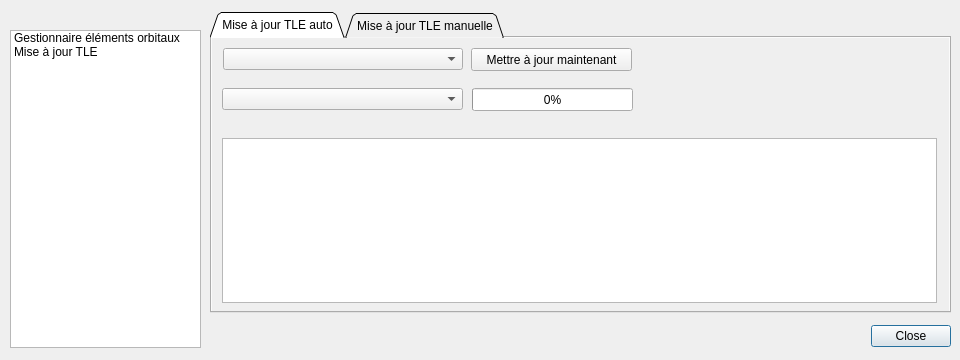
Above: src/interface/outils/outils.ui from mconsidine/previsat_archive before the change. Below: the same form after it.
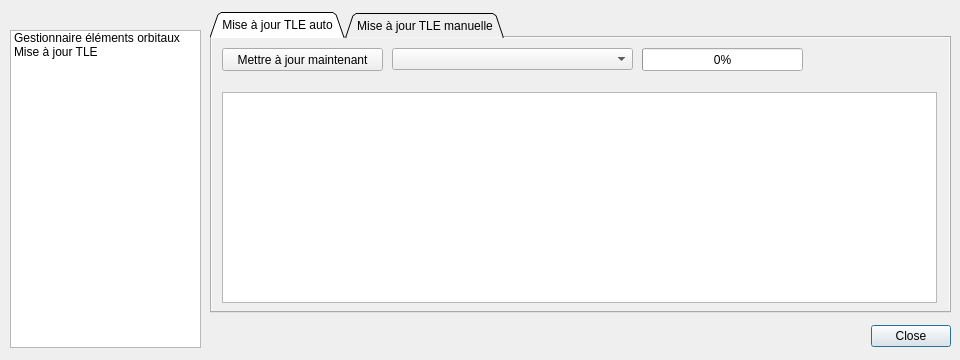
That is the form after the change. The open tabs and pages were chosen to show the change.

Patch:
```diff
--- a/src/interface/outils/outils.ui
+++ b/src/interface/outils/outils.ui
@@ -435,9 +435,9 @@
        <property name="geometry">
         <rect>
          <x>10</x>
-         <y>100</y>
+         <y>54</y>
          <width>715</width>
-         <height>165</height>
+         <height>211</height>
         </rect>
        </property>
        <property name="font">
@@ -453,27 +453,11 @@
         <bool>true</bool>
        </property>
       </widget>
-      <widget class="QComboBox" name="groupeTLE">
-       <property name="geometry">
-        <rect>
-         <x>11</x>
-         <y>10</y>
-         <width>240</width>
-         <height>22</height>
-        </rect>
-       </property>
-       <property name="font">
-        <font/>
-       </property>
-       <property name="currentText">
-        <string notr="true"/>
-       </property>
-      </widget>
       <widget class="QFrame" name="frameBarreProgression">
        <property name="geometry">
         <rect>
-         <x>260</x>
-         <y>50</y>
+         <x>430</x>
+         <y>10</y>
          <width>241</width>
          <height>41</height>
         </rect>
@@ -548,7 +532,7 @@
       <widget class="QPushButton" name="majMaintenant">
        <property name="geometry">
         <rect>
-         <x>259</x>
+         <x>10</x>
          <y>10</y>
          <width>161</width>
          <height>23</height>
@@ -567,8 +551,8 @@
       <widget class="QComboBox" name="affichageMsgMAJ">
        <property name="geometry">
         <rect>
-         <x>10</x>
-         <y>50</y>
+         <x>180</x>
+         <y>10</y>
          <width>241</width>
          <height>22</height>
         </rect>
```
